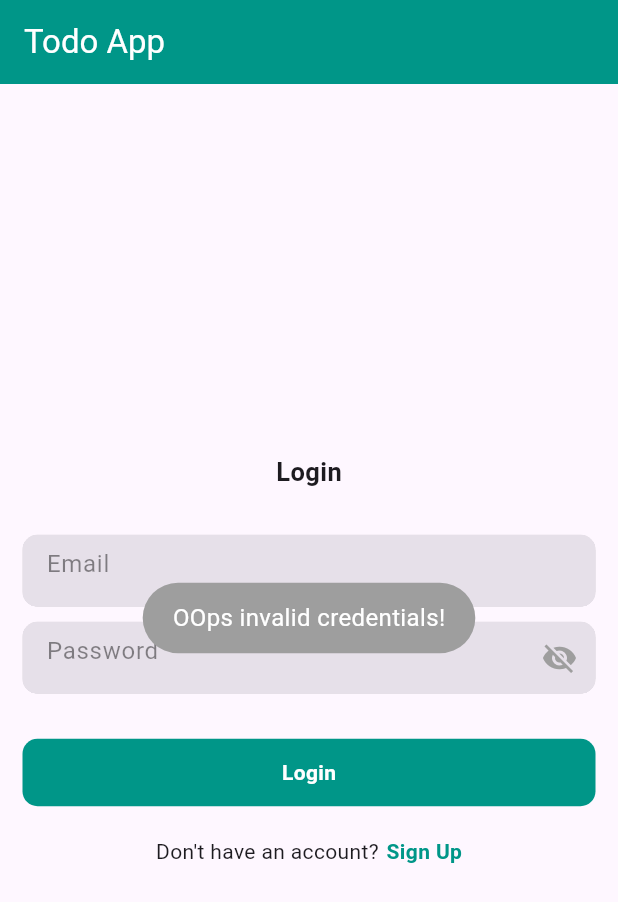
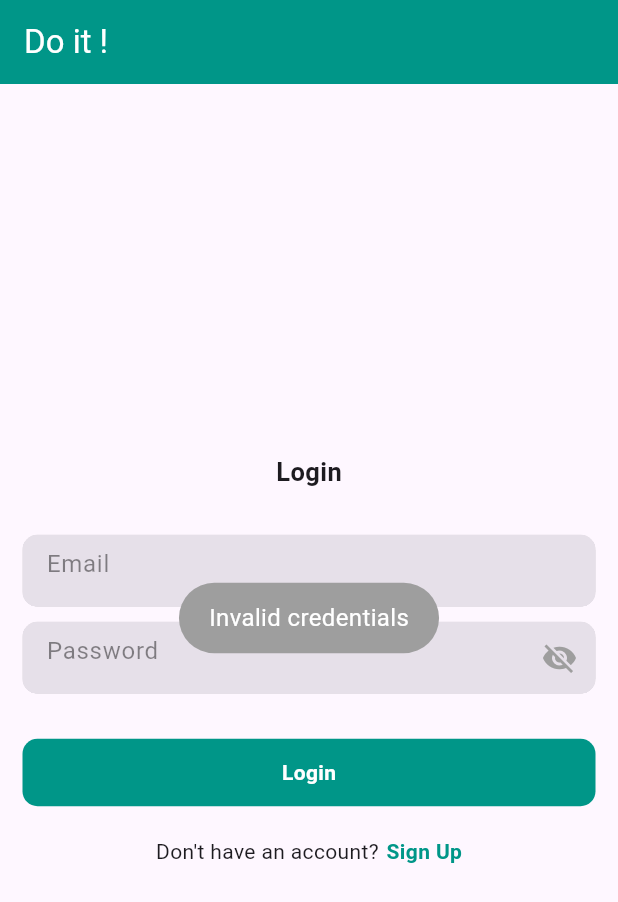
Before and after one commit to RobinMalpart/Projet-Angular-Flutter-Cloud, a Flutter app: the screen it shows after launch, after a tap on "Login", on a phone screen of 412 x 824 dp. Shown: the top 902 px of the screen. Run offline on Flutter 3.47's test engine with Material 3 defaults, Android fonts, the light colour scheme and no system bars; our stand-ins replace cloud_firestore, firebase_auth, firebase_core, fluttertoast, logger; accounts and stored records are empty; network calls fail.

Commit message:
fix/last-stuff-mobile

```diff
--- a/mobile/lib/components/logout_button.dart
+++ b/mobile/lib/components/logout_button.dart
@@ -1,5 +1,5 @@
 import 'package:flutter/material.dart';
-import 'package:mobile/services/firebase_auth.dart';
+import 'package:mobile/services/auth_service.dart';
 import 'package:mobile/components/show_toast.dart';
 import 'package:logger/logger.dart';
 
--- a/mobile/lib/pages/login_page.dart
+++ b/mobile/lib/pages/login_page.dart
@@ -2,7 +2,7 @@ import 'package:flutter/material.dart';
 import 'package:mobile/components//show_toast.dart';
 import 'package:mobile/pages/signup_page.dart';
 import 'package:mobile/components/form_container.dart';
-import 'package:mobile/services/firebase_auth.dart';
+import 'package:mobile/services/auth_service.dart';
 import 'package:logger/logger.dart';
 
 final logger = Logger();
@@ -40,7 +40,7 @@ class _LoginPageState extends State<LoginPage> {
           Navigator.pushNamed(context, "/toDo");
         }
       } else {
-        showToast(message: "OOps invalid credentials!");
+        showToast(message: "Invalid credentials");
       }
     } catch (e) {
       logger.e("Error during sign-in: ${e.toString()}");
@@ -51,7 +51,7 @@ class _LoginPageState extends State<LoginPage> {
   Widget build(BuildContext context) {
     return Scaffold(
         appBar: AppBar(
-          title: const Text('Todo App'),
+          title: const Text('Do it !'),
           backgroundColor: Colors.teal,
           foregroundColor: Colors.white,
         ),
--- a/mobile/lib/pages/signup_page.dart
+++ b/mobile/lib/pages/signup_page.dart
@@ -1,7 +1,7 @@
 import 'package:flutter/material.dart';
 import 'package:mobile/components/show_toast.dart';
 import 'package:mobile/pages/login_page.dart';
-import 'package:mobile/services/firebase_auth.dart';
+import 'package:mobile/services/auth_service.dart';
 import 'package:mobile/components/form_container.dart';
 import 'package:logger/logger.dart';
 
@@ -55,7 +55,7 @@ class _SignUpPageState extends State<SignUpPage> {
   Widget build(BuildContext context) {
     return Scaffold(
         appBar: AppBar(
-          title: const Text('Todo App'),
+          title: const Text('Do it !'),
           backgroundColor: Colors.teal,
           foregroundColor: Colors.white,
         ),
--- a/mobile/lib/pages/to_do_page.dart
+++ b/mobile/lib/pages/to_do_page.dart
@@ -2,7 +2,7 @@ import 'package:flutter/material.dart';
 import 'package:logger/logger.dart';
 import 'package:mobile/components/add_task.dart';
 import 'package:mobile/models/task_model.dart';
-import 'package:mobile/services/firebase_auth.dart';
+import 'package:mobile/services/auth_service.dart';
 import 'package:mobile/services/task_service.dart';
 import 'package:mobile/components/show_toast.dart';
 import 'package:mobile/components/task_list.dart';
@@ -78,7 +78,7 @@ class _ToDoState extends State<ToDo> {
       backgroundColor: Colors.white,
       appBar: AppBar(
         automaticallyImplyLeading: false,
-        title: const Text('ToDo App'),
+        title: const Text('Do it !'),
         backgroundColor: Colors.lightGreenAccent,
         foregroundColor: Colors.grey[700],
         actions: [
@@ -99,7 +99,7 @@ class _ToDoState extends State<ToDo> {
             return Center(child: Text("Error: ${snapshot.error}"));
           }
           if (!snapshot.hasData || snapshot.data!.isEmpty) {
-            return const Center(child: Text("No Data Available"));
+            return const SizedBox();
           }
 
           final toDoList = snapshot.data!;
--- a/mobile/lib/services/task_service.dart
+++ b/mobile/lib/services/task_service.dart
@@ -48,11 +48,11 @@ class TaskService {
 
     try {
       await taskCollection.doc(id).set(newTask); // Save the task to Firestore
-      showToast(message: "Data Created Successfully");
+      showToast(message: "Task Created Successfully");
     } catch (e) {
       showToast(message: "Oops, an error occurred!");
     }
-  }a
+  }
 
   void updateData(TaskModel task) {
     taskCollection.doc(task.id).update({
```
Also changed, not shown: mobile/lib/components/task.dart (+9 -10 lines), mobile/lib/services/auth_service.dart (renamed from mobile/lib/services/firebase_auth.dart).
